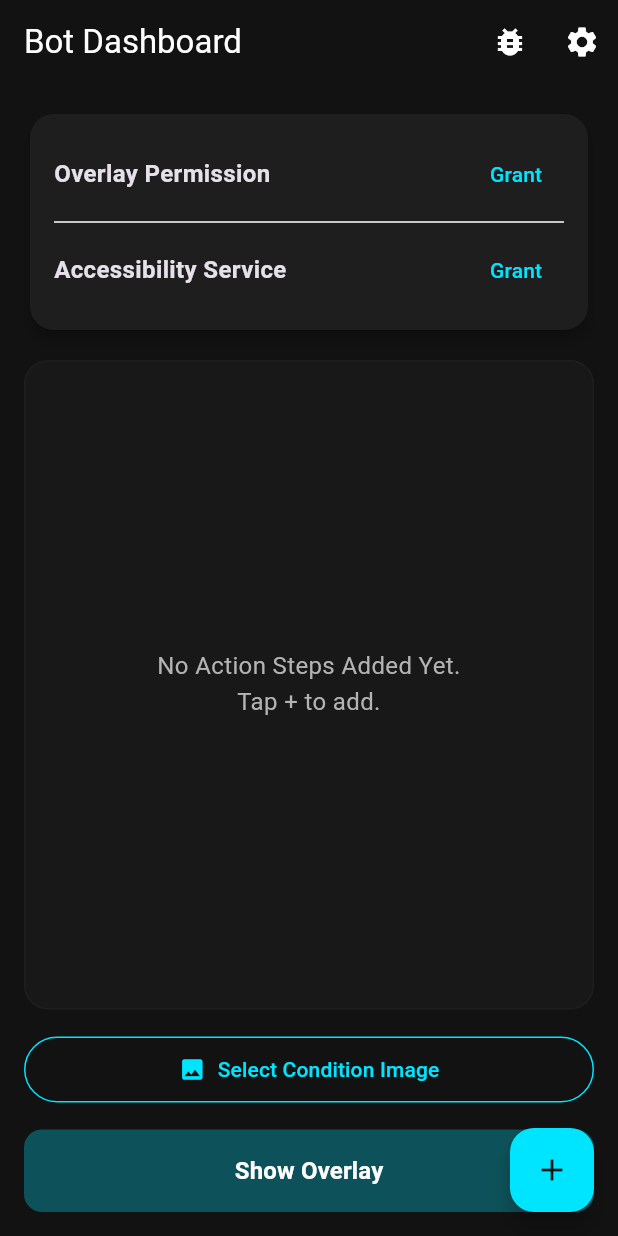
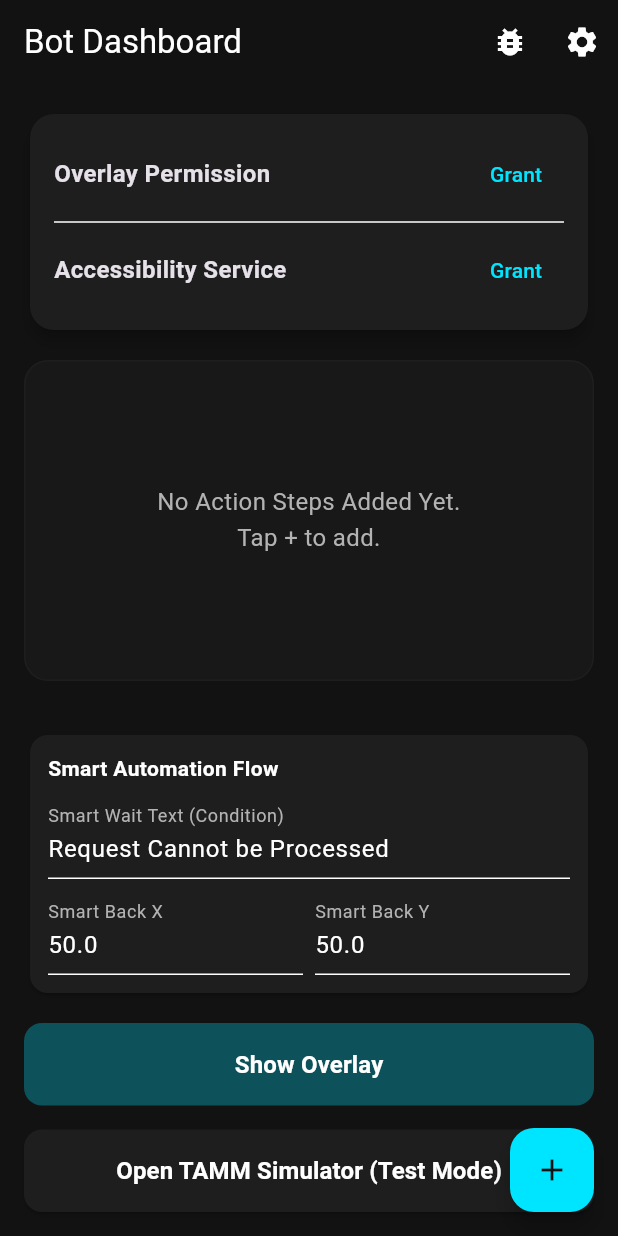
Before and after one commit to IAftabRehman/AutoClicker-Application, a Flutter app: the screen it shows after launch, on a phone screen of 412 x 824 dp. Run offline on Flutter 3.47's test engine with Material 3 defaults, Android fonts, the phone set to English and light mode, and no system bars; our stand-ins replace flutter_riverpod, image_picker, shared_preferences.

Commit message:
3rd Commit

```diff
--- a/lib/core/native_bridge/native_bridge.dart
+++ b/lib/core/native_bridge/native_bridge.dart
@@ -72,14 +72,13 @@ class NativeBridge {
     }
   }
 
-  Future<void> startAutomationSequence(List<BotActionStep> steps, GlobalConfig config, {Uint8List? conditionImage}) async {
+  Future<void> startAutomationSequence(List<BotActionStep> steps, GlobalConfig config) async {
     try {
       final List<Map<String, dynamic>> serializedSteps = steps.map((s) => s.toMap()).toList();
       final Map<String, dynamic> serializedConfig = config.toMap();
       await _channel.invokeMethod('startAutomation', {
         'steps': serializedSteps,
         'config': serializedConfig,
-        'conditionImage': conditionImage,
       });
     } catch (e) {
       // Handle error
--- a/lib/features/home/presentation/home_screen.dart
+++ b/lib/features/home/presentation/home_screen.dart
@@ -15,6 +15,7 @@ import '../../bot_runner/presentation/permissions_card.dart';
 import '../../bot_runner/providers/permissions_provider.dart';
 import '../../settings/providers/global_config_provider.dart';
 import '../../testing/presentation/test_playground_screen.dart';
+import '../../simulator/presentation/tamm_simulator_screen.dart';
 import '../../../core/native_bridge/native_bridge.dart';
 
 class HomeScreen extends ConsumerStatefulWidget {
@@ -27,7 +28,6 @@ class HomeScreen extends ConsumerStatefulWidget {
 class _HomeScreenState extends ConsumerState<HomeScreen>
     with WidgetsBindingObserver {
   bool isRunning = false;
-  XFile? _conditionImage;
 
   @override
   void initState() {
@@ -110,15 +110,7 @@ class _HomeScreenState extends ConsumerState<HomeScreen>
     );
   }
 
-  Future<void> _pickConditionImage() async {
-    final picker = ImagePicker();
-    final pickedFile = await picker.pickImage(source: ImageSource.gallery);
-    if (pickedFile != null) {
-      setState(() {
-        _conditionImage = pickedFile;
-      });
-    }
-  }
+
 
   @override
   Widget build(BuildContext context) {
@@ -219,51 +211,68 @@ class _HomeScreenState extends ConsumerState<HomeScreen>
               ),
             ),
             const SizedBox(height: 16),
+            const SizedBox(height: 16),
+            Card(
+              color: AppColors.surface,
+              child: Padding(
+                padding: const EdgeInsets.all(12.0),
+                child: Column(
+                  crossAxisAlignment: CrossAxisAlignment.start,
+                  children: [
+                    const Text('Smart Automation Flow', style: TextStyle(fontWeight: FontWeight.bold, color: AppColors.textPrimary)),
+                    const SizedBox(height: 8),
+                    TextFormField(
+                      initialValue: ref.read(globalConfigProvider).targetWaitText,
+                      decoration: const InputDecoration(
+                        labelText: 'Smart Wait Text (Condition)',
+                        hintText: 'Text to scan for before retrying',
+                        labelStyle: TextStyle(color: AppColors.textSecondary),
+                      ),
+                      style: const TextStyle(color: AppColors.textPrimary),
+                      onChanged: (val) {
+                        final current = ref.read(globalConfigProvider);
+                        ref.read(globalConfigProvider.notifier).updateConfig(current.copyWith(targetWaitText: val));
+                      },
+                    ),
+                    const SizedBox(height: 8),
                     Row(
                       children: [
                         Expanded(
-                  child: OutlinedButton.icon(
-                    onPressed: _pickConditionImage,
-                    icon: const Icon(Icons.image),
-                    label: Text(_conditionImage == null ? 'Select Condition Image' : 'Change Image'),
-                    style: OutlinedButton.styleFrom(
-                      foregroundColor: AppColors.primary,
-                      side: const BorderSide(color: AppColors.primary),
-                      padding: const EdgeInsets.symmetric(vertical: 12),
+                          child: TextFormField(
+                            initialValue: ref.read(globalConfigProvider).smartBackX.toString(),
+                            decoration: const InputDecoration(
+                              labelText: 'Smart Back X',
+                              labelStyle: TextStyle(color: AppColors.textSecondary),
+                            ),
+                            style: const TextStyle(color: AppColors.textPrimary),
+                            keyboardType: TextInputType.number,
+                            onChanged: (val) {
+                              final current = ref.read(globalConfigProvider);
+                              ref.read(globalConfigProvider.notifier).updateConfig(current.copyWith(smartBackX: double.tryParse(val) ?? 50.0));
+                            },
                           ),
                         ),
+                        const SizedBox(width: 8),
+                        Expanded(
+                          child: TextFormField(
+                            initialValue: ref.read(globalConfigProvider).smartBackY.toString(),
+                            decoration: const InputDecoration(
+                              labelText: 'Smart Back Y',
+                              labelStyle: TextStyle(color: AppColors.textSecondary),
                             ),
-                if (_conditionImage != null) ...[
-                  const SizedBox(width: 12),
-                  Stack(
-                    alignment: Alignment.topRight,
-                    children: [
-                      Container(
-                        width: 48,
-                        height: 48,
-                        decoration: BoxDecoration(
-                          borderRadius: BorderRadius.circular(8),
-                          border: Border.all(color: AppColors.primary),
-                          image: DecorationImage(
-                            image: FileImage(File(_conditionImage!.path)),
-                            fit: BoxFit.cover,
-                          ),
-                        ),
-                      ),
-                      GestureDetector(
-                        onTap: () => setState(() => _conditionImage = null),
-                        child: Container(
-                          decoration: const BoxDecoration(
-                            color: Colors.black54,
-                            shape: BoxShape.circle,
-                          ),
-                          child: const Icon(Icons.close, size: 16, color: Colors.white),
+                            style: const TextStyle(color: AppColors.textPrimary),
+                            keyboardType: TextInputType.number,
+                            onChanged: (val) {
+                              final current = ref.read(globalConfigProvider);
+                              ref.read(globalConfigProvider.notifier).updateConfig(current.copyWith(smartBackY: double.tryParse(val) ?? 50.0));
+                            },
                           ),
                         ),
                       ],
                     ),
                   ],
-              ],
+                ),
+              ),
             ),
             const SizedBox(height: 16),
             CustomButton(
@@ -282,12 +291,10 @@ class _HomeScreenState extends ConsumerState<HomeScreen>
                         // We add a brief 500ms delay to allow the Android permission dialog to slide up
                         await Future.delayed(const Duration(milliseconds: 500));
                         final globalConfig = ref.read(globalConfigProvider);
-                        final imageBytes = _conditionImage != null ? await _conditionImage!.readAsBytes() : null;
 
                         await NativeBridge().startAutomationSequence(
                           botSequence,
                           globalConfig,
-                          conditionImage: imageBytes,
                         );
 
                         await NativeBridge().startOverlay();
@@ -298,6 +305,17 @@ class _HomeScreenState extends ConsumerState<HomeScreen>
                       }
                     }
                   : null,
+            ),
+            const SizedBox(height: 16),
+            CustomButton(
+              text: 'Open TAMM Simulator (Test Mode)',
+              color: AppColors.surface,
+              onPressed: () {
+                Navigator.push(
+                  context,
+                  MaterialPageRoute(builder: (context) => const TammSimulatorScreen()),
+                );
+              },
             ),
           ],
         ),
--- a/lib/shared/models/global_config.dart
+++ b/lib/shared/models/global_config.dart
@@ -5,22 +5,34 @@ class GlobalConfig {
   final int idleBreakAfterXSteps;
   final int idleBreakDurationMs;
   final int maxSequenceTimeoutMs;
+  final String targetWaitText;
+  final double smartBackX;
+  final double smartBackY;
 
   const GlobalConfig({
     this.idleBreakAfterXSteps = AppConstants.defaultIdleBreakSteps,
     this.idleBreakDurationMs = AppConstants.defaultIdleBreakDurationMs,
     this.maxSequenceTimeoutMs = 60000, // Default to 60 seconds
+    this.targetWaitText = "Request Cannot be Processed",
+    this.smartBackX = 50.0,
+    this.smartBackY = 50.0,
   });
 
   GlobalConfig copyWith({
     int? idleBreakAfterXSteps,
     int? idleBreakDurationMs,
     int? maxSequenceTimeoutMs,
+    String? targetWaitText,
+    double? smartBackX,
+    double? smartBackY,
   }) {
     return GlobalConfig(
       idleBreakAfterXSteps: idleBreakAfterXSteps ?? this.idleBreakAfterXSteps,
       idleBreakDurationMs: idleBreakDurationMs ?? this.idleBreakDurationMs,
       maxSequenceTimeoutMs: maxSequenceTimeoutMs ?? this.maxSequenceTimeoutMs,
+      targetWaitText: targetWaitText ?? this.targetWaitText,
+      smartBackX: smartBackX ?? this.smartBackX,
+      smartBackY: smartBackY ?? this.smartBackY,
     );
   }
 
@@ -29,6 +41,9 @@ class GlobalConfig {
       'idleBreakAfterXSteps': idleBreakAfterXSteps,
       'idleBreakDurationMs': idleBreakDurationMs,
       'maxSequenceTimeoutMs': maxSequenceTimeoutMs,
+      'targetWaitText': targetWaitText,
+      'smartBackX': smartBackX,
+      'smartBackY': smartBackY,
     };
   }
 
@@ -37,6 +52,9 @@ class GlobalConfig {
       idleBreakAfterXSteps: map['idleBreakAfterXSteps']?.toInt() ?? AppConstants.defaultIdleBreakSteps,
       idleBreakDurationMs: map['idleBreakDurationMs']?.toInt() ?? AppConstants.defaultIdleBreakDurationMs,
       maxSequenceTimeoutMs: map['maxSequenceTimeoutMs']?.toInt() ?? 60000,
+      targetWaitText: map['targetWaitText'] ?? "Request Cannot be Processed",
+      smartBackX: (map['smartBackX'] as num?)?.toDouble() ?? 50.0,
+      smartBackY: (map['smartBackY'] as num?)?.toDouble() ?? 50.0,
     );
   }
 
```
Also changed, not shown: lib/features/simulator/presentation/tamm_simulator_screen.dart (added, +151 -0 lines), 3 other files. Lines whose indentation alone changed are shown as unchanged.
